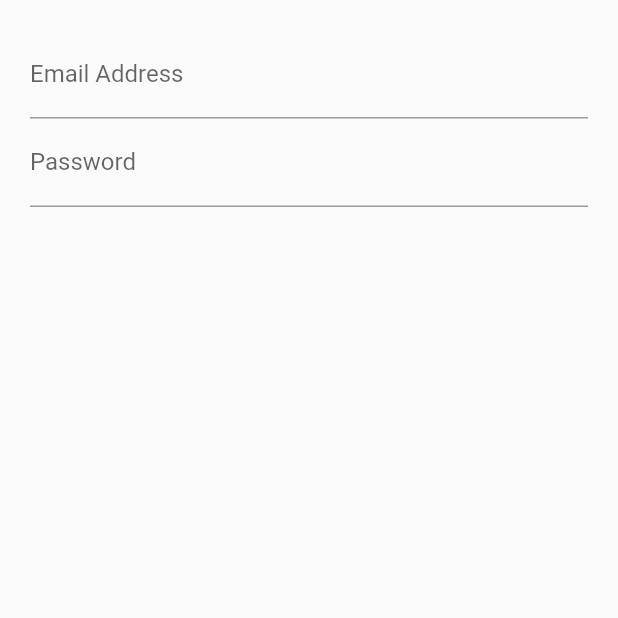
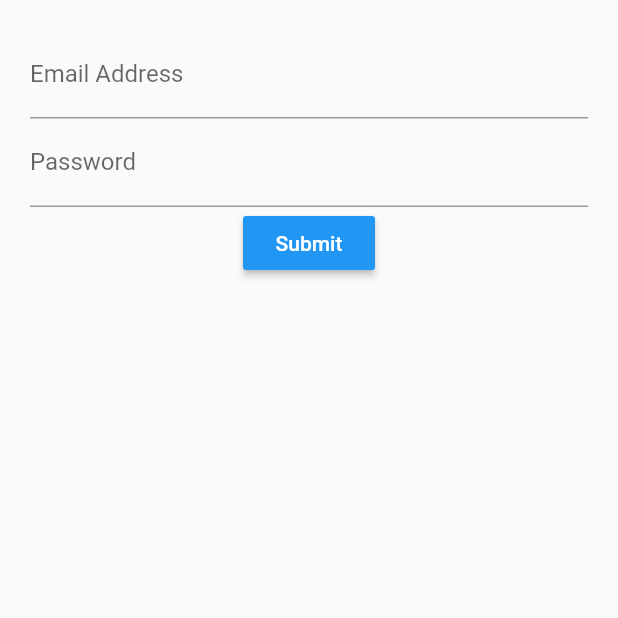
Before and after one commit to VictorParodi/Login-Statefull, a Flutter app: the screen it shows after launch, on a phone screen of 412 x 824 dp, the top half of it. Run offline on Flutter 3.47's test engine with Material 2 defaults, Android fonts, the phone set to English and light mode, and no system bars.

Commit message:
app1 commit 3: adding submit button

```diff
--- a/lib/src/screens/login_screen.dart
+++ b/lib/src/screens/login_screen.dart
@@ -14,7 +14,8 @@ class LoginScreenState extends State<LoginScreen> {
         child:Column(
           children: [
             emailField(),
-            passwordField()
+            passwordField(),
+            submitButton()
           ]
         ),
       ),
@@ -40,4 +41,13 @@ class LoginScreenState extends State<LoginScreen> {
       ),
     );
   }
+
+  Widget submitButton() {
+    return RaisedButton(
+      textColor: Colors.white,
+      color: Colors.blue,
+      child: Text('Submit'),
+      onPressed: () {},
+    );
+  }
 }
```
